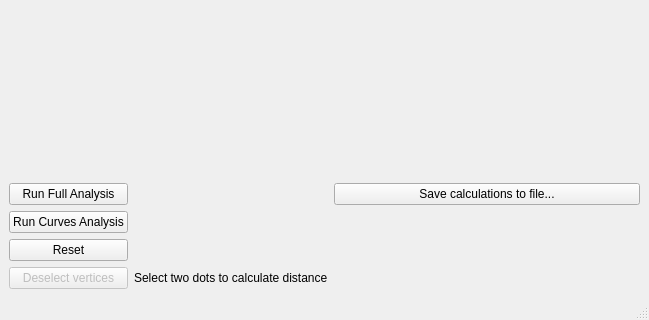
Qt form mainwindow/mainwindow.ui (ste1maria/lampImageAnalyser) before a commit; both pictures show x 0 to 649 and y 388 to 708 of the 649 by 708 pixel window.
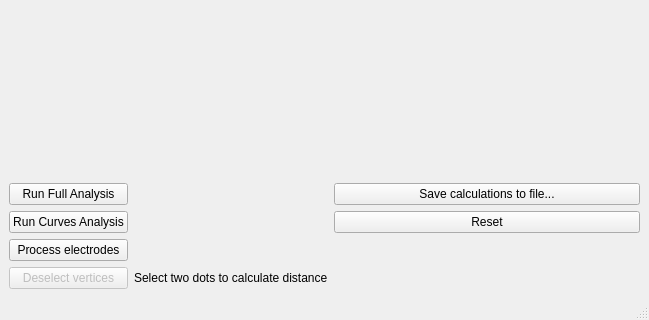
The same form after that commit. Custom widgets are drawn as their Qt base class.

Commit message: added apex sanity check to verify the correct placement of the electrode end

Patch:
```diff
--- a/mainwindow/mainwindow.ui
+++ b/mainwindow/mainwindow.ui
@@ -68,13 +68,6 @@
         </property>
        </widget>
       </item>
-      <item row="2" column="0">
-       <widget class="QPushButton" name="pushButtonReset">
-        <property name="text">
-         <string>Reset</string>
-        </property>
-       </widget>
-      </item>
       <item row="3" column="1">
        <widget class="QLabel" name="labelDistance">
         <property name="text">
@@ -133,6 +126,20 @@
         </property>
        </widget>
       </item>
+      <item row="1" column="2">
+       <widget class="QPushButton" name="pushButtonReset">
+        <property name="text">
+         <string>Reset</string>
+        </property>
+       </widget>
+      </item>
+      <item row="2" column="0">
+       <widget class="QPushButton" name="pushButtonElectrodes">
+        <property name="text">
+         <string>Process electrodes</string>
+        </property>
+       </widget>
+      </item>
      </layout>
     </item>
    </layout>
```
Left out of the diff: 3 changed lines with no effect on the pictures. The commit also changes 7 other files.
